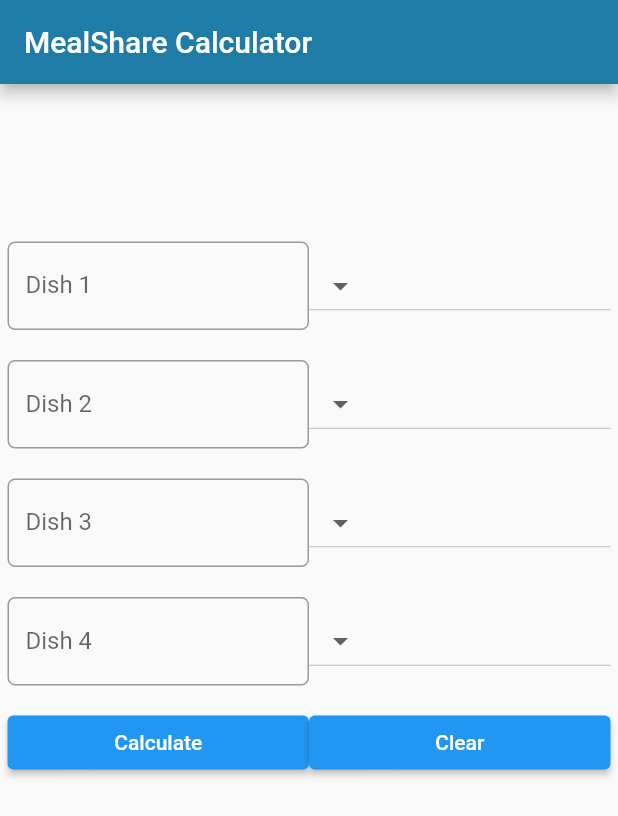
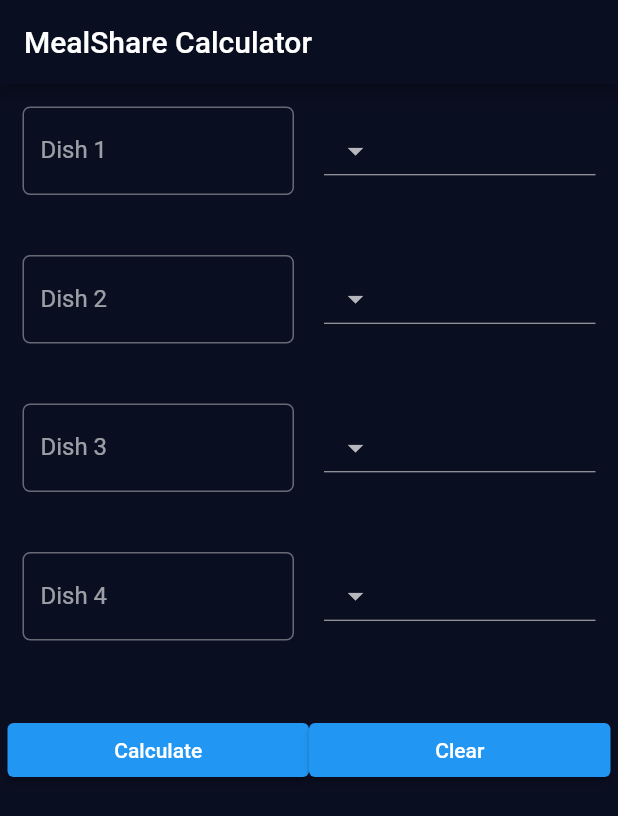
Before and after one commit to KelvinMang/MealShare, a Flutter app: the screen it shows after launch, on a phone screen of 412 x 824 dp. Shown: the top 816 px of the screen. Run offline on Flutter 3.47's test engine with Material 2 defaults, Android fonts, the phone set to English and light mode, and no system bars; missing offline and left inert: dart:ffi.

Commit message:
optimise the code structure, added a FeeBox class to minimize repeating

```diff
--- a/lib/calculator.dart
+++ b/lib/calculator.dart
@@ -33,29 +33,22 @@ class _MSCalculatorState extends State<MSCalculator> {
           padding: EdgeInsets.all(5),
           child: ListView(
             children: <Widget>[
-              Container(height: 100),
               // Row containing DropdownButton and TextField
               Row(
                 children: [
                   // Expanded widget for TextField
                   Expanded(
-                    child: TextField(
-                      controller: textBox1,
-                      keyboardType: TextInputType.number,
-                      decoration: InputDecoration(
+                    child: FeeBox(
+                      textBox: textBox1,
                       labelText: "Dish 1",
-                        hintText: "Amount of money",
-                        border: OutlineInputBorder(
-                          borderRadius: BorderRadius.circular(5.0),
-                        ),
-                      ),
                     ),
                   ),
                   // Expanded widget for DropdownButton
                   Expanded(
+                    child: Container(
+                      margin: EdgeInsets.all(10),
+                      padding: EdgeInsets.only(bottom: 20),
                       child: DropdownButton<int>(
-                      key:
-                          UniqueKey(), // add a unique key to differentiate this DropdownButton from others
                         value: _selectedValue1,
                         items: _num_of_people1.map((int value) {
                           return DropdownMenuItem<int>(
@@ -71,27 +64,23 @@ class _MSCalculatorState extends State<MSCalculator> {
                         },
                       ),
                     ),
+                  ),
                 ],
               ),
-              Container(height: 20),
               Row(
                 children: [
                   // Expanded widget for TextField
                   Expanded(
-                    child: TextField(
-                      controller: textBox2,
-                      keyboardType: TextInputType.number,
-                      decoration: InputDecoration(
+                    child: FeeBox(
+                      textBox: textBox2,
                       labelText: "Dish 2",
-                        hintText: "Amount of money",
-                        border: OutlineInputBorder(
-                          borderRadius: BorderRadius.circular(5.0),
-                        ),
-                      ),
                     ),
                   ),
                   // Expanded widget for DropdownButton
                   Expanded(
+                    child: Container(
+                      margin: EdgeInsets.all(10),
+                      padding: EdgeInsets.only(bottom: 20),
                       child: DropdownButton<int>(
                         key:
                             UniqueKey(), // add a unique key to differentiate this DropdownButton from others
@@ -110,30 +99,21 @@ class _MSCalculatorState extends State<MSCalculator> {
                         },
                       ),
                     ),
+                  ),
                 ],
               ),
-              Container(height: 20),
               Row(
                 children: [
                   // Expanded widget for TextField
                   Expanded(
-                    child: TextField(
-                      controller: textBox3,
-                      keyboardType: TextInputType.number,
-                      decoration: InputDecoration(
-                        labelText: "Dish 3",
-                        hintText: "Amount of money",
-                        border: OutlineInputBorder(
-                          borderRadius: BorderRadius.circular(5.0),
-                        ),
-                      ),
-                    ),
+                    child: FeeBox(textBox: textBox3, labelText: "Dish 3"),
                   ),
                   // Expanded widget for DropdownButton
                   Expanded(
+                    child: Container(
+                      margin: EdgeInsets.all(10),
+                      padding: EdgeInsets.only(bottom: 20),
                       child: DropdownButton<int>(
-                      key:
-                          UniqueKey(), // add a unique key to differentiate this DropdownButton from others
                         value: _selectedValue3,
                         items: _num_of_people3.map((int value) {
                           return DropdownMenuItem<int>(
@@ -149,30 +129,21 @@ class _MSCalculatorState extends State<MSCalculator> {
                         },
                       ),
                     ),
+                  ),
                 ],
               ),
-              Container(height: 20),
               Row(
                 children: [
                   // Expanded widget for TextField
                   Expanded(
-                    child: TextField(
-                      controller: textBox4,
-                      keyboardType: TextInputType.number,
-                      decoration: InputDecoration(
-                        labelText: "Dish 4",
-                        hintText: "Amount of money",
-                        border: OutlineInputBorder(
-                          borderRadius: BorderRadius.circular(5.0),
-                        ),
-                      ),
-                    ),
+                    child: FeeBox(textBox: textBox4, labelText: "Dish 4"),
                   ),
                   // Expanded widget for DropdownButton
                   Expanded(
+                    child: Container(
+                      margin: EdgeInsets.all(10),
+                      padding: EdgeInsets.only(bottom: 20),
                       child: DropdownButton<int>(
-                      key:
-                          UniqueKey(), // add a unique key to differentiate this DropdownButton from others
                         value: _selectedValue4,
                         items: _num_of_people4.map((int value) {
                           return DropdownMenuItem<int>(
@@ -188,11 +159,12 @@ class _MSCalculatorState extends State<MSCalculator> {
                         },
                       ),
                     ),
+                  ),
                 ],
               ),
               Text(
                 _displayText,
-                style: TextStyle(fontSize: 12),
+                style: TextStyle(fontSize: 16),
               ),
               Row(
                 children: <Widget>[
@@ -240,3 +212,33 @@ class _MSCalculatorState extends State<MSCalculator> {
     _displayText = "";
   }
 }
+
+class FeeBox extends StatelessWidget {
+  const FeeBox({
+    Key? key,
+    required this.textBox,
+    required this.labelText,
+  }) : super(key: key);
+
+  final TextEditingController textBox;
+  final String labelText;
+
+  @override
+  Widget build(BuildContext context) {
+    return Container(
+      margin: EdgeInsets.all(10),
+      padding: EdgeInsets.only(bottom: 20),
+      child: TextField(
+        controller: textBox,
+        keyboardType: TextInputType.number,
+        decoration: InputDecoration(
+          labelText: labelText,
+          hintText: "Amount of money",
+          border: OutlineInputBorder(
+            borderRadius: BorderRadius.circular(5.0),
+          ),
+        ),
+      ),
+    );
+  }
+}
--- a/lib/main.dart
+++ b/lib/main.dart
@@ -5,7 +5,12 @@ import 'calculator.dart';
 void main() => runApp(
       MaterialApp(
         title: "MealShare Calculator",
-        theme: ThemeData(appBarTheme: AppBarTheme(color: Color(0xFF1e7ca7))),
+        theme: ThemeData.dark().copyWith(
+          primaryColor: Color(0xFF0A0E21),
+          appBarTheme: AppBarTheme(color: Color(0xFF0A0E21)),
+          scaffoldBackgroundColor: Color(0xFF0A0E21),
+          textTheme: TextTheme(bodyMedium: TextStyle(color: Colors.white)),
+        ),
         home: MSCalculator(),
       ),
     );
```
Lines whose indentation alone changed are shown as unchanged.
